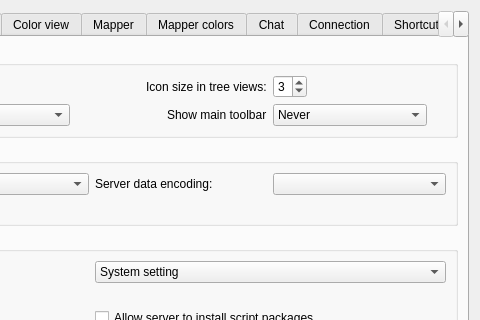
The window that src/ui/profile_preferences.ui (MTSowbug/Mudlet_Protuna) describes before a commit, drawn with Qt 5; both pictures show x 297 to 777 and y 0 to 320 of the 777 by 774 pixel window.
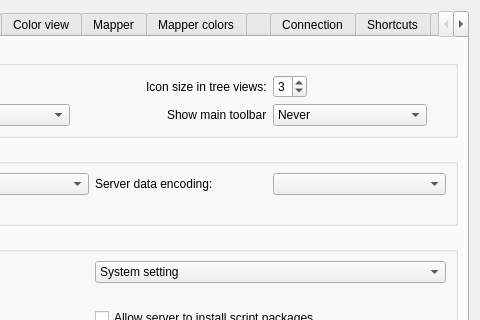
The same window after the commit. Icons and pictures are not drawn. Custom widgets are drawn as their Qt base class.

Patch:
```diff
--- a/src/ui/profile_preferences.ui
+++ b/src/ui/profile_preferences.ui
@@ -2758,9 +2758,9 @@
       </layout>
      </widget>
      <widget class="QWidget" name="tab_chat">
-      <attribute name="title">
+      <!-- <attribute name="title">
        <string>Chat</string>
-      </attribute>
+      </attribute> -->
       <layout class="QVBoxLayout" name="verticalLayout_tab_chat">
        <item>
         <widget class="QGroupBox" name="groupBox_ircOptions">
```
